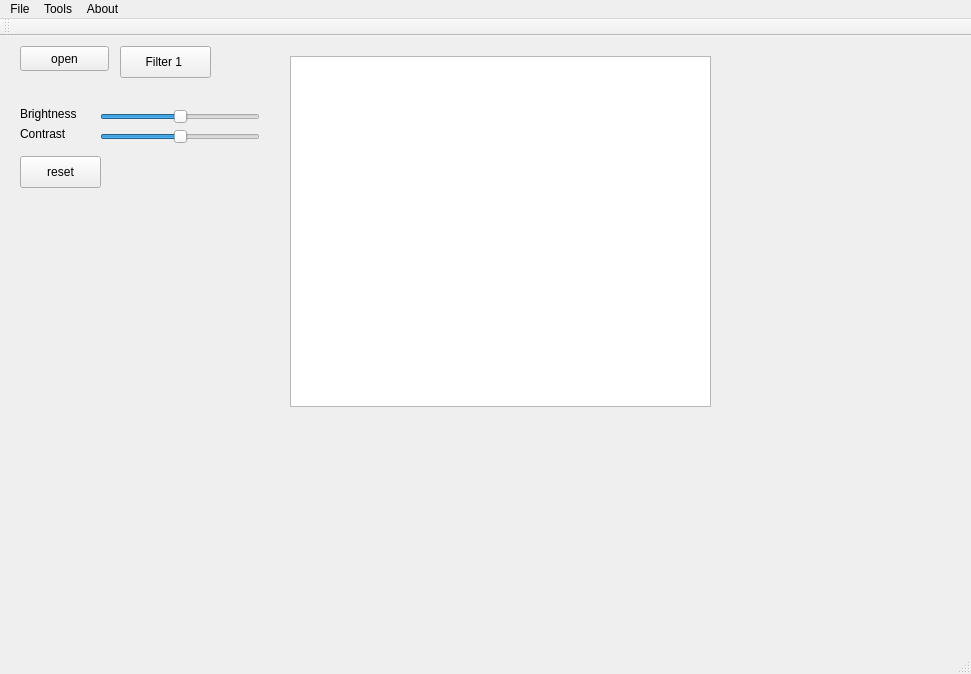
yang-han/GraphicsEditor, file view.ui: the form before one commit.
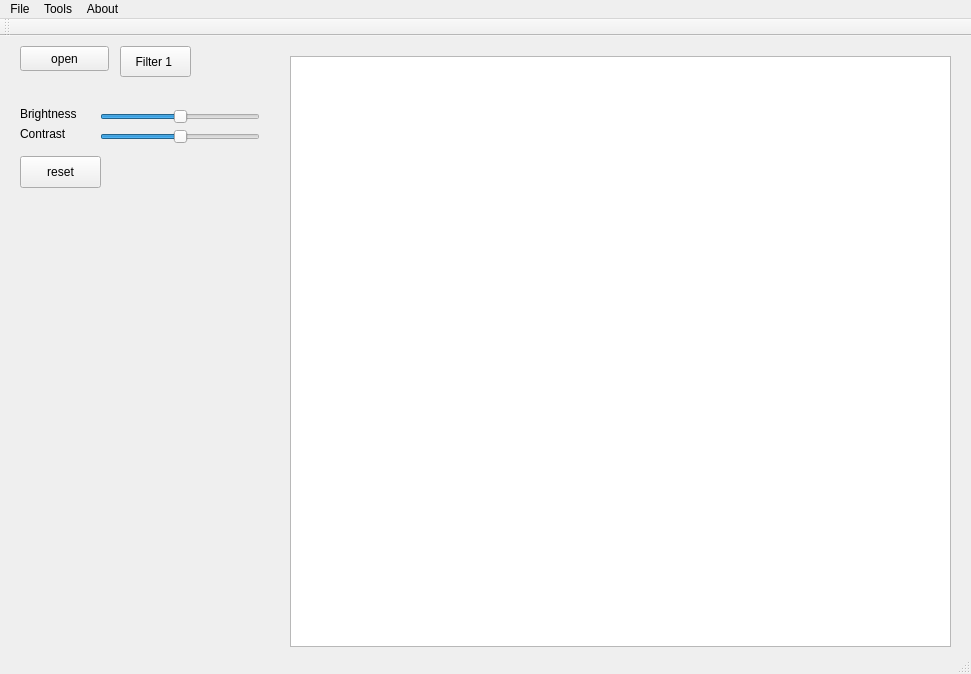
The form after the commit.

Commit message: adjust picture size suitable for canvas

Diff of the .ui file:
```diff
--- a/view.ui
+++ b/view.ui
@@ -89,8 +89,8 @@
      <rect>
       <x>290</x>
       <y>20</y>
-      <width>421</width>
-      <height>351</height>
+      <width>661</width>
+      <height>591</height>
      </rect>
     </property>
    </widget>
@@ -143,8 +143,8 @@
      <rect>
       <x>120</x>
       <y>10</y>
-      <width>91</width>
-      <height>32</height>
+      <width>71</width>
+      <height>31</height>
      </rect>
     </property>
     <property name="text">
```
Left out of the diff: 2 changed lines with no effect on the pictures. The commit also changes 2 other files.
